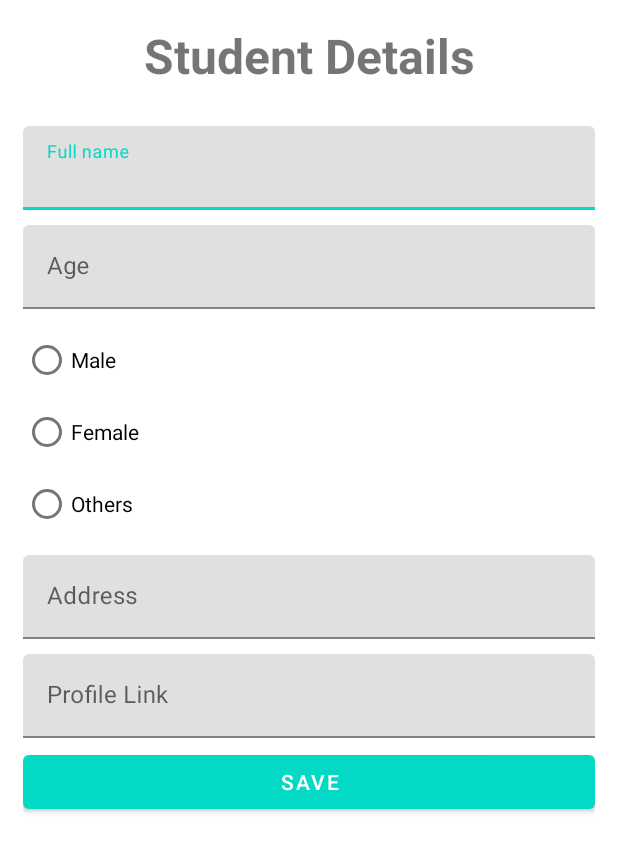
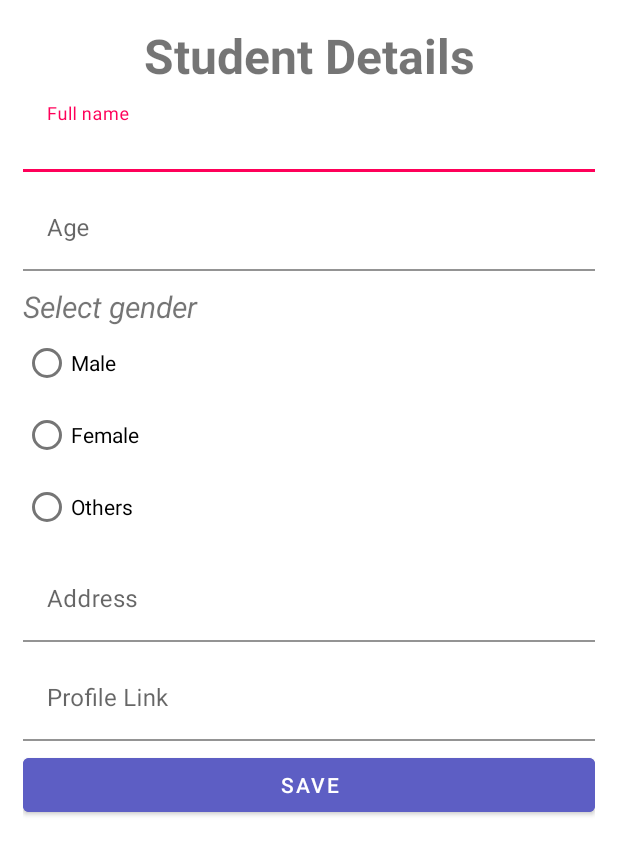
Before and after one commit to illumi-ni/Week6Assignment1, an Android app: the fragment AddStudentFragment shown on its own in the app's theme, on a phone screen of 412 x 824 dp. Shown: the top 855 px of the screen. Run offline under Robolectric (Android 15) with nearby library versions, the phone set to English and light mode, and no system bars; 1 statement that could not run was skipped.

Commit message:
Textinputlayout color

```diff
--- a/app/src/main/AndroidManifest.xml
+++ b/app/src/main/AndroidManifest.xml
@@ -14,16 +14,14 @@
         <activity
             android:name=".HomeActivity"
             android:label="@string/title_activity_home">
-
+        </activity>
+        <activity android:name=".MainActivity">
             <intent-filter>
                 <action android:name="android.intent.action.MAIN" />
 
                 <category android:name="android.intent.category.LAUNCHER" />
             </intent-filter>
         </activity>
-        <activity android:name=".MainActivity">
-
-        </activity>
     </application>
 
 </manifest>
--- a/app/src/main/res/layout/activity_main.xml
+++ b/app/src/main/res/layout/activity_main.xml
@@ -12,31 +12,37 @@
         android:layout_width="180dp"
         android:layout_height="100dp"
         android:layout_gravity="center_vertical|center_horizontal"
-        android:layout_marginTop="130dp"
+        android:layout_marginTop="110dp"
         android:src="@drawable/softwarica" />
 
     <com.google.android.material.textfield.TextInputLayout
         android:layout_width="match_parent"
         android:layout_height="wrap_content"
-        android:layout_marginTop="40dp">
+        android:layout_marginTop="25dp"
+        app:boxStrokeColor="#ff0059"
+        app:hintTextColor="#ff0059" >
 
         <com.google.android.material.textfield.TextInputEditText
             android:id="@+id/etUserName"
             android:layout_width="match_parent"
-            android:layout_height="80dp"
+            android:layout_height="wrap_content"
+            android:background="@color/white"
             android:hint="Username" />
     </com.google.android.material.textfield.TextInputLayout>
 
     <com.google.android.material.textfield.TextInputLayout
         android:layout_width="match_parent"
         android:layout_height="wrap_content"
-        android:layout_marginTop="40dp"
+        android:layout_marginTop="25dp"
+        app:boxStrokeColor="#ff0059"
+        app:hintTextColor="#ff0059"
         app:passwordToggleEnabled="true">
 
         <com.google.android.material.textfield.TextInputEditText
             android:id="@+id/etPassword"
             android:layout_width="match_parent"
-            android:layout_height="80dp"
+            android:layout_height="wrap_content"
+            android:background="@color/white"
             android:hint="Password"
             android:inputType="textPassword" />
     </com.google.android.material.textfield.TextInputLayout>
@@ -46,6 +52,7 @@
         android:layout_width="match_parent"
         android:layout_height="60dp"
         android:layout_marginTop="50dp"
+        android:backgroundTint="#5d5ec4"
         android:text="login" />
 
 </LinearLayout>
--- a/app/src/main/res/layout/fragment_add_student.xml
+++ b/app/src/main/res/layout/fragment_add_student.xml
@@ -1,91 +1,112 @@
 <?xml version="1.0" encoding="utf-8"?>
-<LinearLayout
-    xmlns:android="http://schemas.android.com/apk/res/android"
+<LinearLayout xmlns:android="http://schemas.android.com/apk/res/android"
     xmlns:app="http://schemas.android.com/apk/res-auto"
     xmlns:tools="http://schemas.android.com/tools"
     android:layout_width="match_parent"
     android:layout_height="match_parent"
+    android:layout_margin="15dp"
     android:orientation="vertical"
-    android:layout_margin="15dp"
     tools:context=".ui.addstudent.AddStudentFragment">
 
     <TextView
         android:layout_width="match_parent"
         android:layout_height="wrap_content"
+        android:gravity="center"
         android:text="Student Details"
-        android:gravity="center"
-        android:textStyle="bold"
-        android:textSize="32sp"/>
+        android:textSize="32sp"
+        android:textStyle="bold" />
 
     <com.google.android.material.textfield.TextInputLayout
         android:layout_width="match_parent"
         android:layout_height="wrap_content"
-        android:layout_marginTop="25dp"
-        android:hint="Full name">
+        app:boxStrokeColor="#ff0059"
+        app:hintTextColor="#ff0059">
+
         <com.google.android.material.textfield.TextInputEditText
             android:id="@+id/etFullname"
             android:layout_width="match_parent"
-            android:layout_height="wrap_content" />
+            android:layout_height="wrap_content"
+            android:background="@color/white"
+            android:hint="Full name" />
     </com.google.android.material.textfield.TextInputLayout>
 
     <com.google.android.material.textfield.TextInputLayout
         android:layout_width="match_parent"
         android:layout_height="wrap_content"
         android:layout_marginTop="10dp"
-        android:hint="Age">
+        android:hint="Age"
+        app:boxStrokeColor="#ff0059"
+        app:hintTextColor="#ff0059">
+
         <com.google.android.material.textfield.TextInputEditText
             android:id="@+id/etAge"
             android:layout_width="match_parent"
             android:layout_height="wrap_content"
-            android:inputType="number"/>
+            android:background="@color/white"
+            android:inputType="number" />
     </com.google.android.material.textfield.TextInputLayout>
+
+    <TextView
+        android:layout_width="match_parent"
+        android:layout_height="wrap_content"
+        android:layout_marginTop="10dp"
+        android:text="Select gender"
+        android:textSize="20sp"
+        android:textStyle="italic" />
 
     <RadioGroup
         android:id="@+id/radioGroupGender"
         android:layout_width="match_parent"
-        android:layout_height="wrap_content"
-        android:layout_marginTop="10dp">
+        android:layout_height="wrap_content">
 
         <RadioButton
             android:id="@+id/rdoMale"
             android:layout_width="wrap_content"
             android:layout_height="wrap_content"
-            android:text="Male"/>
+            android:text="Male" />
 
         <RadioButton
             android:id="@+id/rdoFemale"
             android:layout_width="wrap_content"
             android:layout_height="wrap_content"
-            android:text="Female"/>
+            android:text="Female" />
 
         <RadioButton
             android:id="@+id/rdoOthers"
             android:layout_width="wrap_content"
             android:layout_height="wrap_content"
-            android:text="Others"/>
+            android:text="Others" />
     </RadioGroup>
 
     <com.google.android.material.textfield.TextInputLayout
         android:layout_width="match_parent"
         android:layout_height="wrap_content"
         android:layout_marginTop="10dp"
-        android:hint="Address">
+        android:hint="Address"
+        app:boxStrokeColor="#ff0059"
+        app:hintTextColor="#ff0059">
+
         <com.google.android.material.textfield.TextInputEditText
             android:id="@+id/etAddress"
             android:layout_width="match_parent"
-            android:layout_height="wrap_content" />
+            android:layout_height="wrap_content"
+            android:background="@color/white" />
     </com.google.android.material.textfield.TextInputLayout>
 
     <com.google.android.material.textfield.TextInputLayout
         android:layout_width="match_parent"
         android:layout_height="wrap_content"
         android:layout_marginTop="10dp"
-        android:hint="Profile Link">
+        android:hint="Profile Link"
+        app:boxStrokeColor="#ff0059"
+        app:hintTextColor="#ff0059">
+
         <com.google.android.material.textfield.TextInputEditText
             android:id="@+id/etProfileLink"
             android:layout_width="match_parent"
             android:layout_height="wrap_content"
-            android:maxLines="2"/>
+            android:background="@color/white"
+            android:maxLines="1" />
     </com.google.android.material.textfield.TextInputLayout>
 
     <Button
@@ -93,6 +114,7 @@
         android:layout_width="match_parent"
         android:layout_height="wrap_content"
         android:layout_marginTop="5dp"
+        android:backgroundTint="#5d5ec4"
         android:text="Save" />
 
 </LinearLayout>
--- a/app/src/main/res/values/themes.xml
+++ b/app/src/main/res/values/themes.xml
@@ -12,5 +12,8 @@
         <!-- Status bar color. -->
         <item name="android:statusBarColor" tools:targetApi="l">?attr/colorPrimaryVariant</item>
         <!-- Customize your theme here. -->
+
+        <item name="android:colorControlActivated">#ff0059</item>
+
     </style>
 </resources>
```
